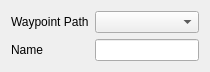
Qt form qtfred/ui/WaypointEditorDialog.ui (scp-fs2open/fs2open.github.com) before a commit.
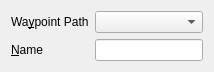
The same form after that commit.

Commit message:
Improve waypoint dialog layout and behavior
The dialog is not resizable anymore and the combobox is disabled if
there are no entries.

Patch:
```diff
--- a/qtfred/ui/WaypointEditorDialog.ui
+++ b/qtfred/ui/WaypointEditorDialog.ui
@@ -6,18 +6,21 @@
    <rect>
     <x>0</x>
     <y>0</y>
-    <width>210</width>
-    <height>64</height>
+    <width>217</width>
+    <height>90</height>
    </rect>
   </property>
   <property name="windowTitle">
    <string>Waypoint Path/Jump Node Editor</string>
   </property>
   <layout class="QFormLayout" name="formLayout">
+   <property name="sizeConstraint">
+    <enum>QLayout::SetFixedSize</enum>
+   </property>
    <item row="1" column="0">
     <widget class="QLabel" name="label">
      <property name="text">
-      <string>Name</string>
+      <string>&amp;Name</string>
      </property>
      <property name="buddy">
       <cstring>nameEdit</cstring>
@@ -30,7 +33,7 @@
    <item row="0" column="0">
     <widget class="QLabel" name="label_2">
      <property name="text">
-      <string>Waypoint Path</string>
+      <string>Wa&amp;ypoint Path</string>
      </property>
      <property name="buddy">
       <cstring>pathSelection</cstring>
@@ -38,7 +41,14 @@
     </widget>
    </item>
    <item row="0" column="1">
-    <widget class="QComboBox" name="pathSelection"/>
+    <widget class="QComboBox" name="pathSelection">
+     <property name="sizePolicy">
+      <sizepolicy hsizetype="Expanding" vsizetype="Fixed">
+       <horstretch>0</horstretch>
+       <verstretch>0</verstretch>
+      </sizepolicy>
+     </property>
+    </widget>
    </item>
   </layout>
  </widget>
```
The commit also changes 1 other file.
